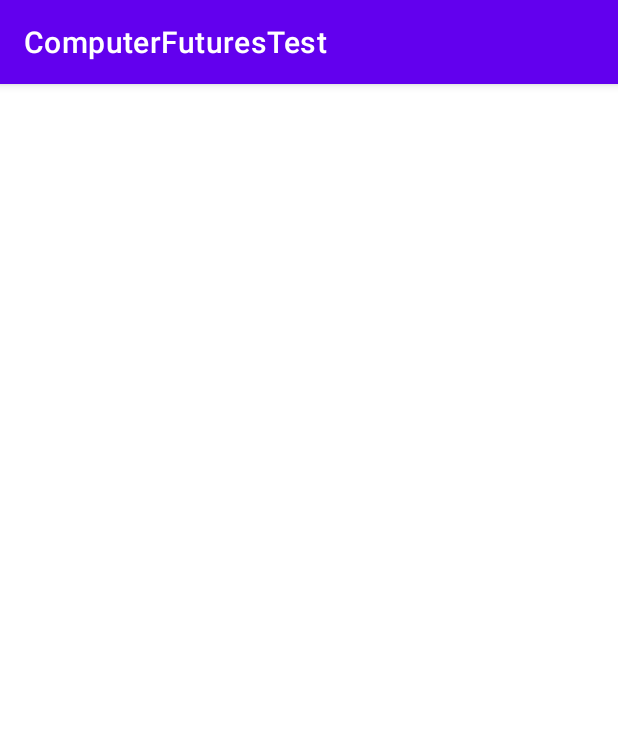
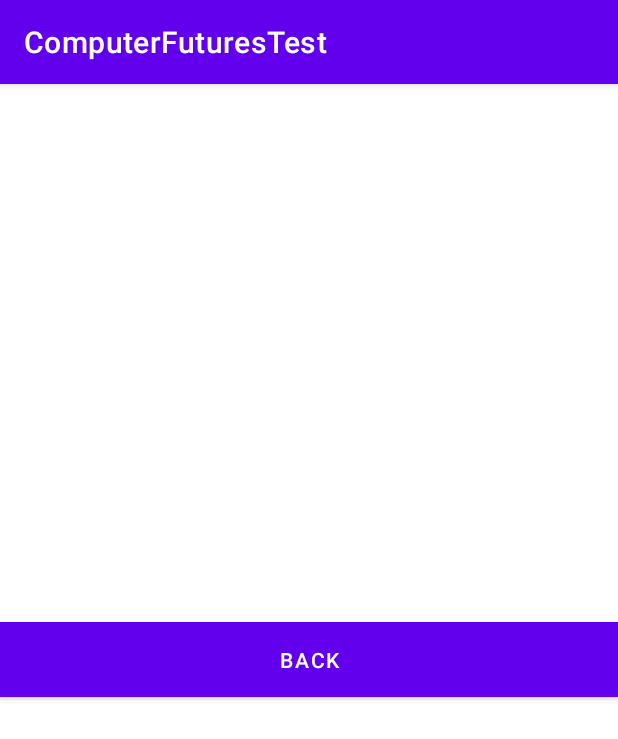
Before and after one commit to ZediFire/RoosterTeethTest, an Android app: the PlayChessActivity screen opened directly, with no data from a screen before it, on a phone screen of 412 x 824 dp. Shown: the top 739 px of the screen. Run offline under Robolectric (Android 15) with nearby library versions, the phone set to English and light mode, and no system bars.

Commit message:
added 3 buttons

```diff
--- a/app/src/main/res/layout/activity_main.xml
+++ b/app/src/main/res/layout/activity_main.xml
@@ -24,7 +24,7 @@
         <Button
             android:layout_marginTop="20dp"
             android:id="@+id/btnChess"
-            android:text="TEST PANGRAM"
+            android:text="CHESS ACTIVITY"
             android:textColor="@color/white"
             android:background="@color/teal_700"
             android:layout_width="match_parent"
--- a/app/src/main/res/layout/activity_play_chess.xml
+++ b/app/src/main/res/layout/activity_play_chess.xml
@@ -1,9 +1,19 @@
 <?xml version="1.0" encoding="utf-8"?>
-<androidx.constraintlayout.widget.ConstraintLayout xmlns:android="http://schemas.android.com/apk/res/android"
+<RelativeLayout xmlns:android="http://schemas.android.com/apk/res/android"
     xmlns:app="http://schemas.android.com/apk/res-auto"
     xmlns:tools="http://schemas.android.com/tools"
     android:layout_width="match_parent"
     android:layout_height="match_parent"
-    tools:context=".PlayChess">
+    tools:context=".PlayChessActivity">
 
-</androidx.constraintlayout.widget.ConstraintLayout>
+    <Button
+        android:layout_centerInParent="true"
+        android:layout_marginTop="20dp"
+        android:id="@+id/btnSubmit"
+        android:text="Back"
+        android:textColor="@color/white"
+        android:background="@color/teal_700"
+        android:layout_width="match_parent"
+        android:layout_height="50dp"></Button>
+
+</RelativeLayout>
```
Also changed, not shown: app/src/main/java/com/computerfutures/test/PangramActivity.java (+9 -1 lines), app/src/main/java/com/computerfutures/test/PlayChessActivity.java (+10 -0 lines), app/src/main/res/layout/activity_pangram.xml (+9 -0 lines).
